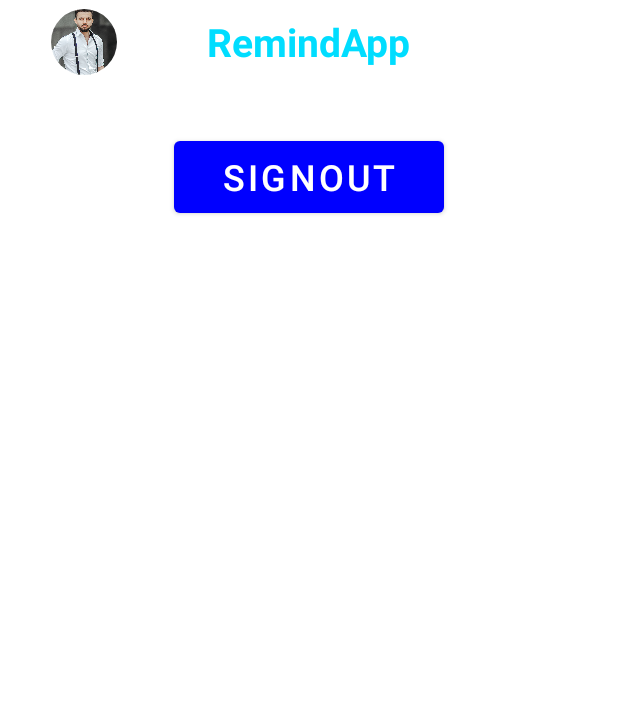
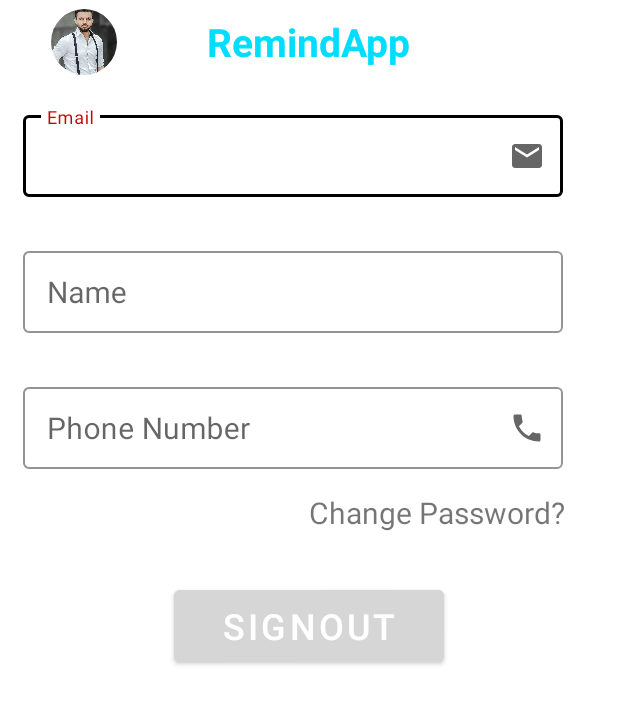
Before and after one commit to SKIRAN1/ReminderApp_android, an Android app: the ProfileActivity screen opened directly, with no data from a screen before it, on a phone screen of 412 x 824 dp. Shown: the top 704 px of the screen. Run offline under Robolectric (Android 15) with nearby library versions, the phone set to English and light mode, and no system bars; our stand-ins replace CircleImageView, Firebase (no records; nobody signed in at launch, a user with empty details on screens opened directly).

Commit message:
profile page changes

```diff
--- a/app/src/main/java/com/example/remindapp_android/ProfileActivity.java
+++ b/app/src/main/java/com/example/remindapp_android/ProfileActivity.java
@@ -1,5 +1,7 @@
 package com.example.remindapp_android;
 
+import androidx.annotation.NonNull;
+import androidx.annotation.Nullable;
 import androidx.appcompat.app.AppCompatActivity;
 
 import android.content.Intent;
@@ -9,16 +11,26 @@ import android.view.View;
 import android.widget.Button;
 import android.widget.ImageView;
 import android.widget.TextView;
+import android.widget.Toast;
 
+import com.google.android.gms.tasks.OnCompleteListener;
+import com.google.android.gms.tasks.Task;
+import com.google.android.material.textfield.TextInputLayout;
 import com.google.firebase.auth.FirebaseAuth;
+import com.google.firebase.firestore.DocumentSnapshot;
+import com.google.firebase.firestore.EventListener;
+import com.google.firebase.firestore.FirebaseFirestore;
+import com.google.firebase.firestore.FirebaseFirestoreException;
 
 public class ProfileActivity extends AppCompatActivity {
 
-    TextView title;
+    TextView title,tv_changePassword;
+    TextInputLayout et_userAccountEmail,et_userAccountPhone,et_userAccountName;
     ImageView profile;
     Button btn_signOut;
-
+    String email,phone,name;
     FirebaseAuth mAuth;
+    FirebaseFirestore myDatabase;
 
     @Override
     protected void onCreate(Bundle savedInstanceState) {
@@ -29,8 +41,23 @@ public class ProfileActivity extends AppCompatActivity {
         title = (TextView) findViewById(R.id.title);
         btn_signOut = findViewById(R.id.btn_signOut);
         mAuth = FirebaseAuth.getInstance();
+        myDatabase = FirebaseFirestore.getInstance();
+        tv_changePassword = findViewById(R.id.tv_changePassword);
+        et_userAccountEmail = (TextInputLayout) findViewById(R.id.et_userAccountEmail);
+        et_userAccountName = (TextInputLayout) findViewById(R.id.et_userAccountName);
+        et_userAccountPhone = (TextInputLayout) findViewById(R.id.et_userAccountPhone);
 
-        btn_signOut.setBackgroundColor(Color.parseColor("#0000ff"));
+        tv_changePassword.setOnClickListener(new View.OnClickListener() {
+            @Override
+            public void onClick(View view) {
+                mAuth.sendPasswordResetEmail(email).addOnCompleteListener(new OnCompleteListener<Void>() {
+                    @Override
+                    public void onComplete(@NonNull Task<Void> task) {
+                        Toast.makeText(ProfileActivity.this, "Change Password link sent to your email", Toast.LENGTH_SHORT).show();
+                    }
+                });
+            }
+        });
 
         profile.setOnClickListener(new View.OnClickListener() {
             @Override
@@ -54,6 +81,16 @@ public class ProfileActivity extends AppCompatActivity {
                 UserLogout();
             }
         });
+
+        myDatabase.collection("users").document(mAuth.getCurrentUser().getUid()).addSnapshotListener(this, new EventListener<DocumentSnapshot>() {
+            @Override
+            public void onEvent(@Nullable DocumentSnapshot documentSnapshot, @Nullable FirebaseFirestoreException error) {
+                et_userAccountEmail.getEditText().setText(documentSnapshot.getString("email"));
+                email = documentSnapshot.getString("email");
+                et_userAccountName.getEditText().setText(documentSnapshot.getString("name"));
+                et_userAccountPhone.getEditText().setText(documentSnapshot.getString("phone"));
+            }
+        });
     }
 
     private void UserLogout() {
--- a/app/src/main/res/layout/activity_profile.xml
+++ b/app/src/main/res/layout/activity_profile.xml
@@ -13,6 +13,91 @@
         layout="@layout/appbar"
         />
 
+    <com.google.android.material.textfield.TextInputLayout
+        android:id="@+id/et_userAccountEmail"
+        style="@style/Widget.MaterialComponents.TextInputLayout.OutlinedBox"
+        android:layout_width="360dp"
+        android:layout_height="60dp"
+        android:layout_margin="15dp"
+        app:boxStrokeColor="@color/black"
+        android:hint="Email"
+        app:endIconMode="custom"
+        app:endIconDrawable="@drawable/email"
+        app:hintTextColor="@android:color/holo_red_dark"
+        app:errorTextColor="@android:color/holo_red_dark"
+        >
+
+        <com.google.android.material.textfield.TextInputEditText
+            android:id="@+id/tf_userAccountEmail"
+            android:layout_width="match_parent"
+            android:layout_height="wrap_content"
+            android:cursorVisible="true"
+            android:ems="10"
+            android:inputType="textEmailAddress"
+            android:textColor="@color/main"
+            android:textSize="20dp" />
+    </com.google.android.material.textfield.TextInputLayout>
+
+    <com.google.android.material.textfield.TextInputLayout
+        android:id="@+id/et_userAccountName"
+        style="@style/Widget.MaterialComponents.TextInputLayout.OutlinedBox"
+        android:layout_width="360dp"
+        android:layout_height="60dp"
+        android:hint="Name"
+        android:layout_margin="15dp"
+        app:boxStrokeColor="@color/black"
+        app:errorTextColor="@android:color/holo_red_dark"
+        app:hintTextColor="@android:color/holo_red_dark"
+        >
+
+        <com.google.android.material.textfield.TextInputEditText
+            android:layout_width="match_parent"
+            android:layout_height="wrap_content"
+            android:cursorVisible="true"
+            android:ems="10"
+            android:inputType="text"
+            android:textColor="@color/main"
+            android:textSize="20dp" />
+
+    </com.google.android.material.textfield.TextInputLayout>
+
+    <com.google.android.material.textfield.TextInputLayout
+        android:id="@+id/et_userAccountPhone"
+        style="@style/Widget.MaterialComponents.TextInputLayout.OutlinedBox"
+        android:layout_width="360dp"
+        android:layout_height="60dp"
+        android:hint="Phone Number"
+        android:layout_margin="15dp"
+        app:prefixText="+1"
+        app:endIconMode="custom"
+        app:endIconDrawable="@drawable/phone"
+        app:boxStrokeColor="@color/black"
+        app:errorTextColor="@android:color/holo_red_dark"
+        app:hintTextColor="@android:color/holo_red_dark"
+        >
+
+        <com.google.android.material.textfield.TextInputEditText
+            android:id="@+id/tf_userAccountPhone"
+            android:layout_width="match_parent"
+            android:layout_height="wrap_content"
+            android:cursorVisible="true"
+            android:ems="10"
+            android:inputType="number"
+            android:textColor="@color/main"
+            android:textSize="20dp" />
+
+    </com.google.android.material.textfield.TextInputLayout>
+
+    <TextView
+        android:id="@+id/tv_changePassword"
+        android:layout_width="wrap_content"
+        android:layout_height="wrap_content"
+        android:text="Change Password?"
+        android:textSize="20dp"
+        android:layout_gravity="right"
+        android:layout_marginRight="35dp"
+        />
+
     <Button
         android:id="@+id/btn_signOut"
         android:layout_width="180dp"
@@ -21,6 +106,7 @@
         android:layout_gravity="center"
         android:capitalize="none"
         android:text="signout"
+        android:backgroundTint="@color/main"
         android:textColor="@android:color/white"
         android:textSize="24dp"
         />
```
